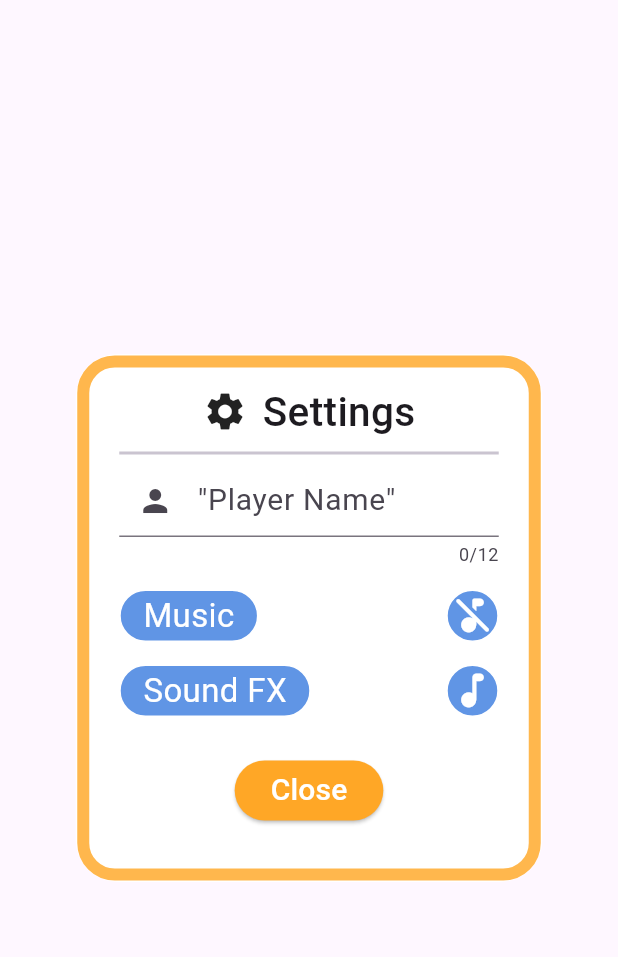
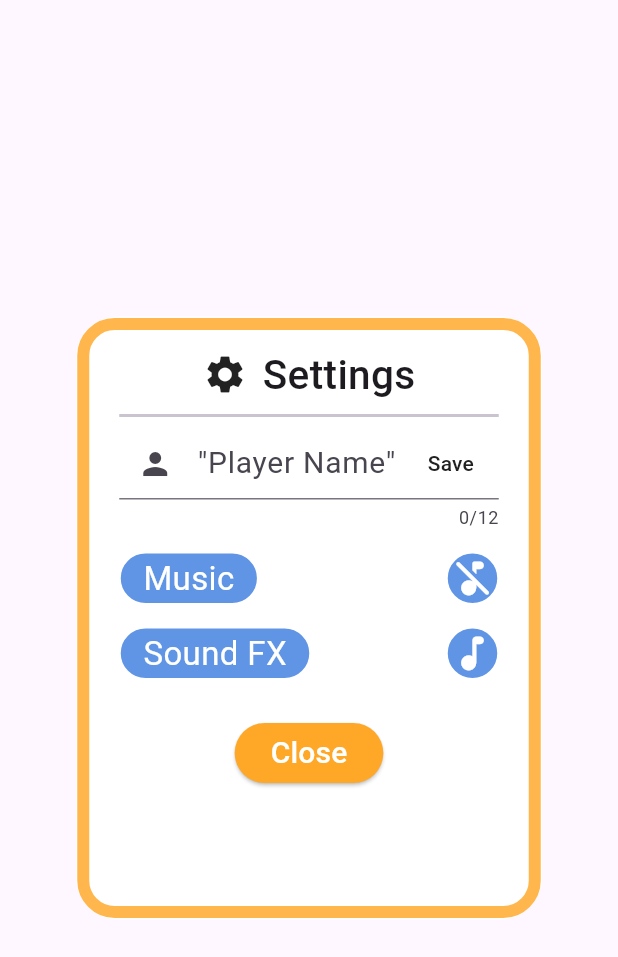
Before and after one commit to n4yr25/tambaletra, a Flutter app: the SettingsDialog widget shown alone on an empty page, opened directly, on a phone screen of 412 x 824 dp. Shown: the top 957 px of the screen. Run offline on Flutter 3.47's test engine with Material 3 defaults, Android fonts, the light colour scheme and no system bars; our stand-ins replace audioplayers, flutter_riverpod, hive_flutter, just_audio; missing offline and left inert: flutter_swipe_detector; accounts and stored records are empty; statements that could not run were skipped.

Commit message:
design feature

```diff
--- a/lib/components/dialog_settings.dart
+++ b/lib/components/dialog_settings.dart
@@ -15,7 +15,7 @@ class SettingsDialog extends ConsumerWidget {
       contentPadding: EdgeInsets.all(1),
       content: Container(
         width: MediaQuery.of(context).size.width * .75,
-        height: 350,
+        height: 400,
         padding: EdgeInsets.symmetric(vertical: 10, horizontal: 20),
         decoration: BoxDecoration(
           border: Border.all(
@@ -58,6 +58,17 @@ class SettingsDialog extends ConsumerWidget {
               decoration: InputDecoration(
                 hintText: '\"Player Name\"',
                 prefixIcon: Icon(Icons.person),
+                suffixIcon: TextButton(
+                  onPressed: () {
+                    print("tap");
+                  },
+                  child: Text(
+                    "Save",
+                    style: TextStyle(
+                      color: Colors.grey.shade900,
+                    ),
+                  ),
+                ),
               ),
               maxLength: 12,
             ),
@@ -67,9 +78,9 @@ class SettingsDialog extends ConsumerWidget {
             buildAudioSetting(
               context,
               label: 'Music',
-              icon: audioState == AudioState.playing
-                  ? Icons.music_note_rounded
-                  : Icons.music_off_rounded,
+              icon: audioState != AudioState.playing
+                  ? Icons.music_off_rounded
+                  : Icons.music_note_rounded,
               onTap: () {
                 final notifier = ref.read(backgroundAudioProvider.notifier);
                 notifier.toggleBackgroundAudio();
--- a/lib/const/colors.dart
+++ b/lib/const/colors.dart
@@ -5,7 +5,7 @@ import 'package:flutter/material.dart';
 const backgroundColor = Color.fromRGBO(89, 213, 224, 1);
 const textColor = Color.fromRGBO(51, 58, 115, 1);
 const textColorWhite = Color(0xfff9f6f2);
-const boardColor = Color.fromRGBO(56, 122, 223, .8);
+const boardColor = Color.fromRGBO(10, 62, 141, 0.8);
 const emptyTileColor = Color.fromRGBO(80, 196, 237, 1);
 const buttonColor = Color(0xff8f7a66);
 const scoreColor = Color.fromRGBO(56, 122, 223, .8);
--- /dev/null
+++ b/lib/managers/player.dart
@@ -0,0 +1,7 @@
+class Player {
+  String? playername;
+
+  Player({
+    this.playername,
+  });
+}
```
Also changed, not shown: lib/screens/game.dart (+41 -13 lines), assets/images/background_game.GIF (added), 1 other file.
